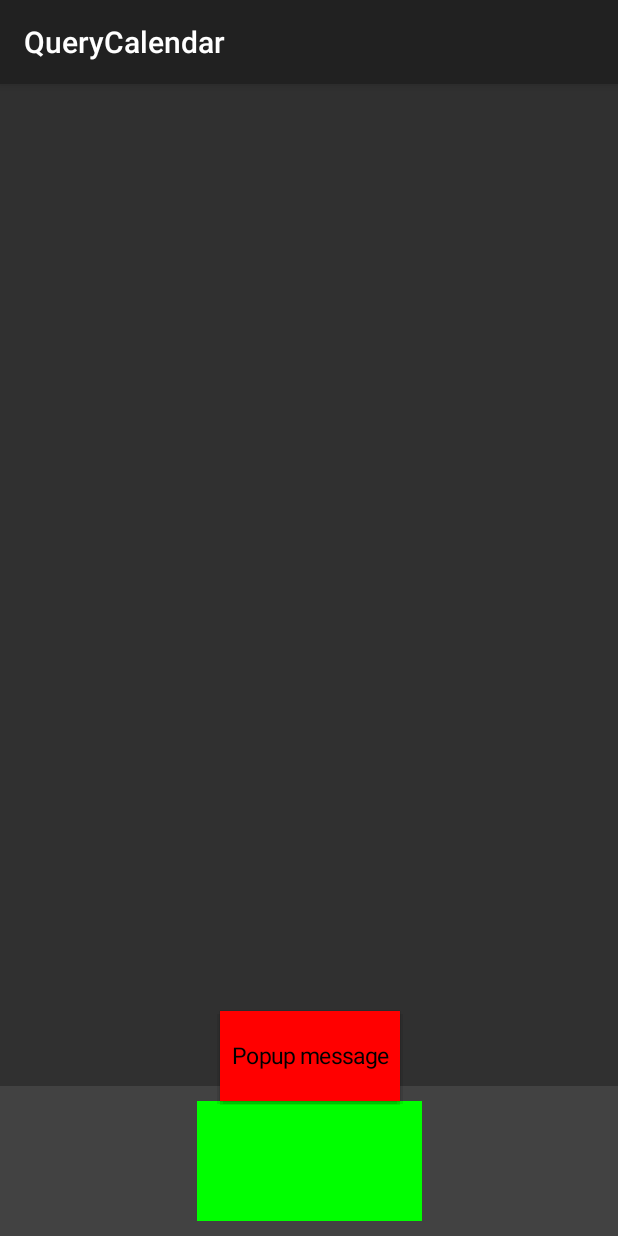
After one commit to Jokerchao/AmateurPractice, an Android app built with Jetpack Compose: the TestPopupActivity screen opened directly, with no data from a screen before it, on a phone screen of 412 x 824 dp. The commit adds this screen. Run offline under Robolectric (Android 15) with nearby library versions, the phone set to English and light mode, and no system bars; our stand-ins replace accompanist, constraintlayout-compose, data binding.

Commit message:
feat:新增Popup练习

```diff
--- a/app/src/main/AndroidManifest.xml
+++ b/app/src/main/AndroidManifest.xml
@@ -19,6 +19,9 @@
         <activity
             android:name=".activity.TestKeyBoardActivity"
             android:windowSoftInputMode="adjustPan"
+            android:exported="false" />
+        <activity
+            android:name=".activity.TestPopupActivity"
             android:exported="false" />
         <activity
             android:name=".activity.TestTextColorFormatActivity"
--- a/app/src/main/java/com/kraos/querycalendar/MainActivity.kt
+++ b/app/src/main/java/com/kraos/querycalendar/MainActivity.kt
@@ -31,6 +31,7 @@ import com.kraos.querycalendar.activity.TestAnimateActivity
 import com.kraos.querycalendar.activity.TestCustomViewActivity
 import com.kraos.querycalendar.activity.TestDragViewActivity
 import com.kraos.querycalendar.activity.TestKeyBoardActivity
+import com.kraos.querycalendar.activity.TestPopupActivity
 import com.kraos.querycalendar.activity.TestProxyActivity
 import com.kraos.querycalendar.activity.TestSelectActivity
 import com.kraos.querycalendar.activity.TestTextColorFormatActivity
@@ -63,6 +64,7 @@ class MainActivity : AppCompatActivity() {
             add("仿探探卡片滑动交互")
             add("陌生人社交练习")
             add("软键盘弹出练习")
+            add("Popup练习")
         }
     }
 
@@ -133,6 +135,7 @@ class MainActivity : AppCompatActivity() {
                     21 -> SwipeStackCardActivity().bootActivity(this@MainActivity)
                     22 -> SwipeStrangerCardActivity().bootActivity(this@MainActivity)
                     23 -> TestKeyBoardActivity().bootActivity(this@MainActivity)
+                    24 -> TestPopupActivity().bootActivity(this@MainActivity)
                 }
             }
         }
--- a/app/src/main/java/com/kraos/querycalendar/activity/ComposeTestActivity.kt
+++ b/app/src/main/java/com/kraos/querycalendar/activity/ComposeTestActivity.kt
@@ -69,11 +69,14 @@ import androidx.compose.ui.graphics.Paint
 import androidx.compose.ui.graphics.drawscope.drawIntoCanvas
 import androidx.compose.ui.graphics.nativeCanvas
 import androidx.compose.ui.input.nestedscroll.nestedScroll
+import androidx.compose.ui.graphics.graphicsLayer
+import androidx.compose.ui.layout.AlignmentLine
 import androidx.compose.ui.layout.ContentScale
 import androidx.compose.ui.layout.Layout
 import androidx.compose.ui.layout.LookaheadScope
 import androidx.compose.ui.layout.layout
 import androidx.compose.ui.layout.layoutId
+import androidx.compose.ui.platform.LocalDensity
 import androidx.compose.ui.res.imageResource
 import androidx.compose.ui.res.painterResource
 import androidx.compose.ui.tooling.preview.Preview
@@ -84,6 +87,7 @@ import androidx.compose.ui.unit.dp
 import androidx.compose.ui.unit.sp
 import androidx.compose.ui.window.Dialog
 import androidx.compose.ui.window.DialogProperties
+import androidx.compose.ui.window.Popup
 import androidx.constraintlayout.compose.ConstraintLayout
 import androidx.constraintlayout.compose.Dimension
 import androidx.lifecycle.LifecycleRegistry
@@ -235,6 +239,34 @@ fun TestSnapshotFlow() {
         LaunchedEffect(Unit) {
             flow.collect {
                 println(it)
+            }
+        }
+    }
+}
+
+@Preview(showBackground = true)
+@Composable
+fun TestPopUp() {
+    val offsetY = with(LocalDensity.current){
+        -60.dp.roundToPx()
+    }
+    Box(
+        modifier = Modifier
+            .fillMaxSize()
+            .background(color = Color.Blue)
+
+    ) {
+        Popup(
+            alignment = Alignment.TopCenter,
+            offset = IntOffset(0, offsetY),
+        ) {
+            Box(
+                modifier = Modifier
+                    .background(color = Color.Red)
+                    .size(120.dp,60.dp),
+                contentAlignment = Alignment.Center
+            ) {
+                Text(text = "Popup message", fontSize = 15.sp)
             }
         }
     }
--- a/app/src/main/java/com/kraos/querycalendar/activity/TestKeyBoardActivity.kt
+++ b/app/src/main/java/com/kraos/querycalendar/activity/TestKeyBoardActivity.kt
@@ -9,41 +9,41 @@ import android.webkit.WebSettings
 import android.webkit.WebView
 import android.webkit.WebViewClient
 import com.kraos.querycalendar.R
-import com.kraos.querycalendar.databinding.ActivityTestKeyBoardBinding
+//import com.kraos.querycalendar.databinding.ActivityTestKeyBoardBinding
 
 class TestKeyBoardActivity : BaseActivity() {
 
-    val binding: ActivityTestKeyBoardBinding by lazy {
-        ActivityTestKeyBoardBinding.inflate(layoutInflater)
-    }
+//    val binding: ActivityTestKeyBoardBinding by lazy {
+//        ActivityTestKeyBoardBinding.inflate(layoutInflater)
+//    }
 
     companion object {
         const val TAG = "TestKeyBoardActivity"
     }
     override fun onCreate(savedInstanceState: Bundle?) {
         super.onCreate(savedInstanceState)
-        setContentView(binding.root)
+//        setContentView(binding.root)
         Log.d(TAG, "onCreate: ")
 
-        binding.webView.apply {
-            val webSettings = settings
-            webSettings.domStorageEnabled = true
-            webViewClient = object: WebViewClient() {
-                override fun onReceivedSslError(
-                    view: WebView?,
-                    handler: SslErrorHandler?,
-                    error: SslError?
-                ) {
-                    Log.e(TAG, "onReceivedSslError: $error")
-                    //证书信任
-                    handler?.proceed()
-                }
-            }
-            webSettings.mixedContentMode = WebSettings.MIXED_CONTENT_ALWAYS_ALLOW
-            webSettings.useWideViewPort = true
-
-            loadUrl("https://www.baidu.com")
-        }
+//        binding.webView.apply {
+//            val webSettings = settings
+//            webSettings.domStorageEnabled = true
+//            webViewClient = object: WebViewClient() {
+//                override fun onReceivedSslError(
+//                    view: WebView?,
+//                    handler: SslErrorHandler?,
+//                    error: SslError?
+//                ) {
+//                    Log.e(TAG, "onReceivedSslError: $error")
+//                    //证书信任
+//                    handler?.proceed()
+//                }
+//            }
+//            webSettings.mixedContentMode = WebSettings.MIXED_CONTENT_ALWAYS_ALLOW
+//            webSettings.useWideViewPort = true
+//
+//            loadUrl("https://www.baidu.com")
+//        }
 
     }
 }
--- /dev/null
+++ b/app/src/main/java/com/kraos/querycalendar/activity/TestPopupActivity.kt
@@ -0,0 +1,19 @@
+package com.kraos.querycalendar.activity
+
+import androidx.appcompat.app.AppCompatActivity
+import android.os.Bundle
+import androidx.databinding.DataBindingUtil
+import com.kraos.querycalendar.R
+import com.kraos.querycalendar.databinding.ActivityTestPopupBinding
+
+class TestPopupActivity : BaseActivity() {
+    private lateinit var binding:ActivityTestPopupBinding
+    override fun onCreate(savedInstanceState: Bundle?) {
+        super.onCreate(savedInstanceState)
+        binding = ActivityTestPopupBinding.inflate(layoutInflater)
+        setContentView(binding.root)
+        binding.composeView.setContent {
+            TestPopUp()
+        }
+    }
+}
--- /dev/null
+++ b/app/src/main/res/layout/activity_test_popup.xml
@@ -0,0 +1,42 @@
+<?xml version="1.0" encoding="utf-8"?>
+<layout xmlns:android="http://schemas.android.com/apk/res/android"
+    xmlns:app="http://schemas.android.com/apk/res-auto"
+    xmlns:tools="http://schemas.android.com/tools">
+
+    <androidx.constraintlayout.widget.ConstraintLayout
+        android:layout_width="match_parent"
+        android:layout_height="match_parent"
+        tools:context=".activity.TestPopupActivity">
+
+        <androidx.constraintlayout.widget.ConstraintLayout
+            android:layout_width="match_parent"
+            android:layout_height="100dp"
+            app:layout_constraintBottom_toBottomOf="parent"
+            app:layout_constraintEnd_toEndOf="parent"
+            app:layout_constraintStart_toStartOf="parent"
+            android:background="@color/cardview_dark_background">
+
+            <FrameLayout
+                android:layout_width="150dp"
+                android:layout_height="80dp"
+                app:layout_constraintBottom_toBottomOf="parent"
+                app:layout_constraintEnd_toEndOf="parent"
+                app:layout_constraintStart_toStartOf="parent"
+                app:layout_constraintTop_toTopOf="parent">
+                <androidx.compose.ui.platform.ComposeView
+                    android:id="@+id/compose_view"
+                    android:layout_width="match_parent"
+                    android:layout_height="match_parent"/>
+
+                <View
+                    android:layout_width="match_parent"
+                    android:layout_height="match_parent"
+                    android:background="#00ff00"/>
+
+
+            </FrameLayout>
+
+        </androidx.constraintlayout.widget.ConstraintLayout>
+
+    </androidx.constraintlayout.widget.ConstraintLayout>
+</layout>
--- a/build.gradle
+++ b/build.gradle
@@ -10,7 +10,7 @@ buildscript {
 
     }
     dependencies {
-        classpath 'com.android.tools.build:gradle:7.4.2'
+        classpath 'com.android.tools.build:gradle:7.2.2'
 
         // NOTE: Do not place your application dependencies here; they belong
         // in the individual module build.gradle files
```
